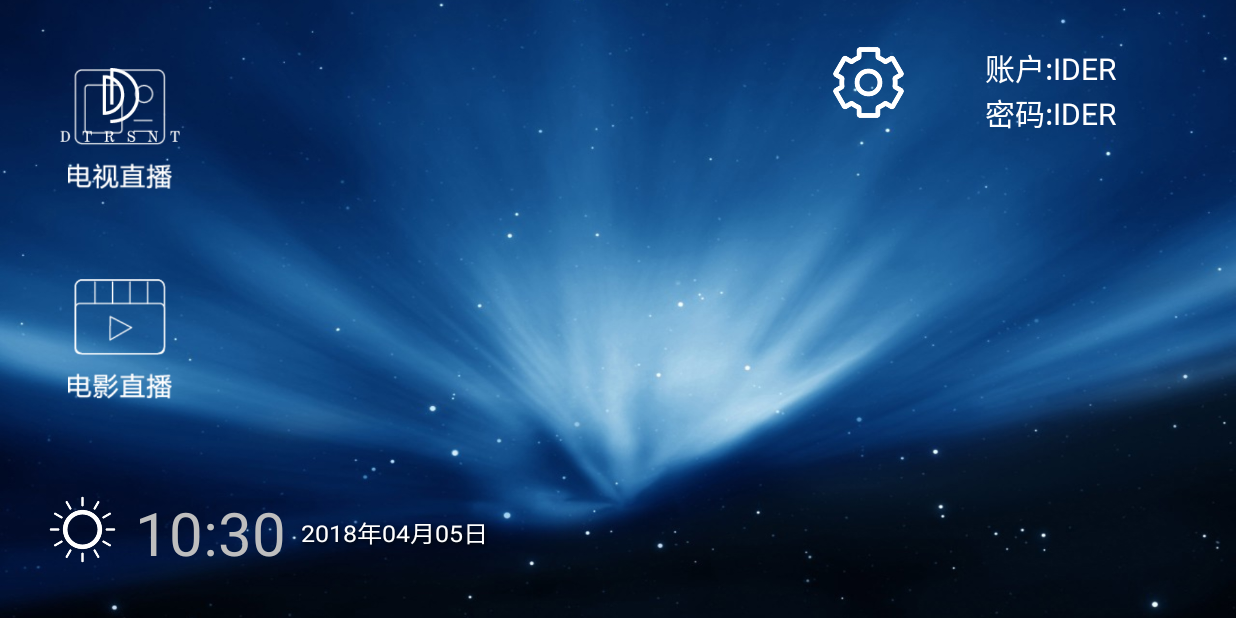
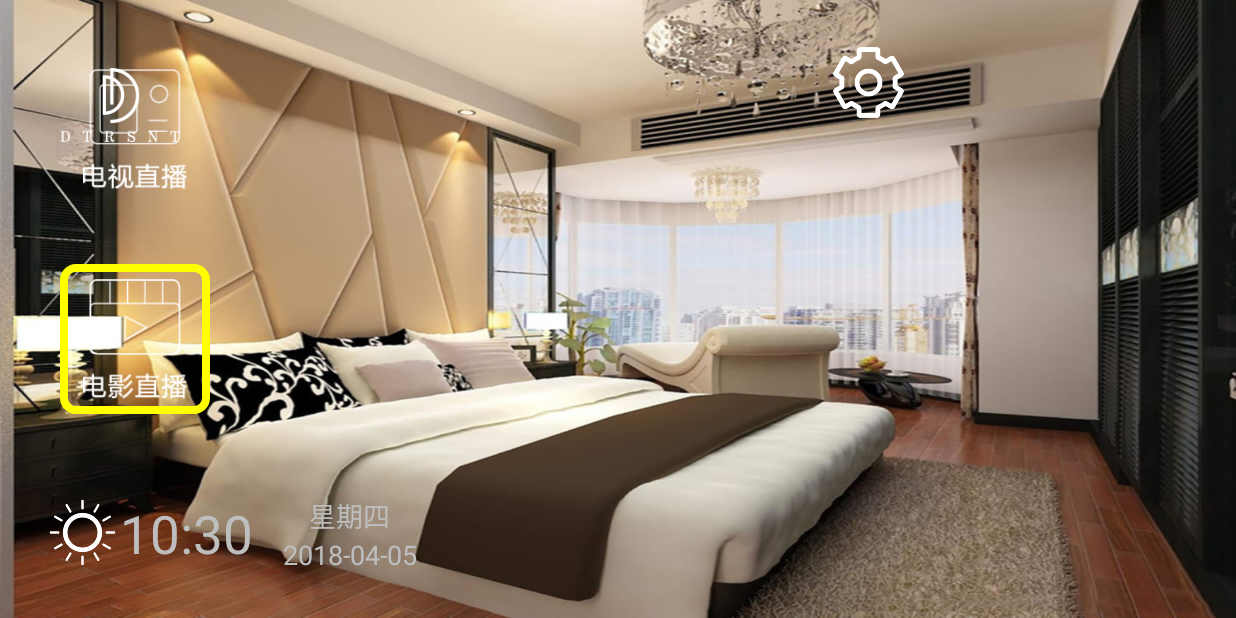
Before and after one commit to ider20180428/XiAn_YaoZong_H2_Launcher, an Android app: the screen it shows after launch (MainActivity), on a phone screen of 824 x 412 dp (held sideways). Run offline under Robolectric (Android 15) with nearby library versions, the light colour scheme and no system bars; plain views replace TabsBar.

Commit message:
modify main ui

```diff
--- a/app/src/main/java/com/box/launcher/MainActivity.java
+++ b/app/src/main/java/com/box/launcher/MainActivity.java
@@ -26,7 +26,8 @@ import android.util.Log;
 import android.view.KeyEvent;
 import android.view.View;
 import android.widget.FrameLayout;
-import android.widget.RelativeLayout;
+import android.widget.ImageView;
+import android.widget.Toast;
 
 import com.box.background.ConfigService;
 import com.box.background.Product;
@@ -70,16 +71,12 @@ public class MainActivity extends Activity {
     private FrameLayout main;
     private ConfigService configService; // ��̨���÷���
     boolean firstRun = false;
-    ;
-
     private String delpack = null;
-    // ÿһ�����µ�tag��������
     private List<String> tvliveData;
-    //	videoData, gameData, collectData, recentData,
-//			toolsData;
     public static boolean screenSaveroutUpload = false; // �յ������˳��Ĺ㲥�ع������Ϊtrue����ֹ�˳�����onResume�����ع�
     public boolean stopBack = false; // ����onStopʱ���Ϊtrue,��onStop����onResumeʱ�����ع⣬��ֹonCreate����
 
+    private ImageView imageViewTV,imageViewFilm;
     @Override
     protected void onCreate(Bundle savedInstanceState) {
         super.onCreate(savedInstanceState);
@@ -108,7 +105,6 @@ public class MainActivity extends Activity {
 //		if (ifBindConfigService()) {
 //			bindConfigService();
 //		}
-
         registReceivers();// �ع�һ��
         initViews();
         // showFragment(0);
@@ -145,15 +141,37 @@ public class MainActivity extends Activity {
         String pkgName = preferenceManager.getBootPackage();
         System.out.println("----------------pkg++++zxczx" + pkgName);
         ApplicationUtil.startApp(this, pkgName);
+
+
     }
 
     public void initViews() {
-        main = (FrameLayout) findViewById(R.id.main_bgg);
-        setingBg();
+        main = (FrameLayout) findViewById(R.id.main_bg);
+        imageViewTV = (ImageView)findViewById(R.id.main_tv_imageview);
+        imageViewFilm = (ImageView)findViewById(R.id.main_film_imageview);
+        imageViewTV.setOnClickListener(new View.OnClickListener() {
+            @Override
+            public void onClick(View view) {
+//                Toast.makeText(MainActivity.this,"打开电视",Toast.LENGTH_SHORT).show();
+//                launchApp("com.qclive.tv");
+                /**HDP电视直播*/
+//hdpfans.com/hdp.player.LivePlayerNew
+                launchApp(new ComponentName("hdpfans.com","hdp.player.LivePlayerNew"));
+
+            }
+        });
+        imageViewFilm.setOnClickListener(new View.OnClickListener() {
+            @Override
+            public void onClick(View view) {
+//                Toast.makeText(MainActivity.this,"打开电影",Toast.LENGTH_SHORT).show();
+                launchApp("com.yidian.calendar");
+            }
+        });
+//        setingBg();
         stateBar = (StateBar2) findViewById(R.id.main_state_bar);
 //		tabsBar = (TabsBar) findViewById(R.id.tabs_bar);
-        initFragments();
-        openFragment(0);
+//        initFragments();
+//        openFragment(0);
     }
 
     public void setingBg() {
@@ -268,7 +286,7 @@ public class MainActivity extends Activity {
         super.onResume();
         stateBar.getWeather();
         System.out.println("------------onResume");
-        setingBg();
+//        setingBg();
         if (configService != null) {
             configService.checkUpdate();
         }
@@ -590,9 +608,6 @@ public class MainActivity extends Activity {
                 handler.postDelayed(key6Start, 1000);
                 if (config_pwd == 6) {
                     handler.removeCallbacks(key6Start);
-//					bindConfigService();
-//					// ������̨��������
-//					preferenceManager.setConfigServiceOn();
                 }
                 return true;
             } else {
@@ -604,7 +619,6 @@ public class MainActivity extends Activity {
                 }
             }
         } else if (keyCode == KeyEvent.KEYCODE_BACK) {
-//			fragments[0].hiddenbar();
             return true;
         } else if (keyCode == KeyEvent.KEYCODE_EISU) {
             startapplist();
@@ -775,4 +789,30 @@ public class MainActivity extends Activity {
 //		return line.getChildAt(currentIndex).getId();
 //	}
 
+    public void launchApp(String pkgName) {
+        try {
+            Intent intent = getPackageManager()
+                    .getLaunchIntentForPackage(pkgName);
+            intent.addFlags(Intent.FLAG_ACTIVITY_NEW_TASK
+                    | Intent.FLAG_ACTIVITY_RESET_TASK_IF_NEEDED
+                    | Intent.FLAG_ACTIVITY_CLEAR_TOP);
+            startActivity(intent);
+        } catch (Exception e) {
+            e.printStackTrace();
+        }
+    }
+
+    public void launchApp(ComponentName componentName) {
+        Intent intent = new Intent();
+        intent.setComponent(componentName);
+        intent.addFlags(Intent.FLAG_ACTIVITY_NEW_TASK
+                | Intent.FLAG_ACTIVITY_RESET_TASK_IF_NEEDED
+                | Intent.FLAG_ACTIVITY_CLEAR_TOP);
+
+        try {
+            startActivity(intent);
+        } catch (Exception e) {
+            e.printStackTrace();
+        }
+    }
 }
--- /dev/null
+++ b/app/src/main/java/com/box/views/MyClock.java
@@ -0,0 +1,99 @@
+package com.box.views;
+
+import android.content.Context;
+import android.os.Handler;
+import android.os.Message;
+import android.util.AttributeSet;
+import android.view.LayoutInflater;
+import android.widget.LinearLayout;
+import android.widget.TextView;
+import com.ider.launcher.R;
+import java.text.SimpleDateFormat;
+import java.util.Calendar;
+import java.util.Date;
+
+/**
+ * @author jachary.zhao on 2018/4/4.
+ * @email zhaoyufei1223@gmail.com
+ */
+public class MyClock extends LinearLayout {
+
+    static SimpleDateFormat sdf_time = new SimpleDateFormat("HH:mm");
+    static SimpleDateFormat sdf_date = new SimpleDateFormat("yyyy-MM-dd");
+    static Calendar cal = Calendar.getInstance();
+    private TextView textViewTime, textViewDate, textViewWeek;
+
+
+    public MyClock(Context context, AttributeSet attrs) {
+        super(context, attrs);
+        // 使用layoutinflater把布局加载到本ViewGroup
+        LayoutInflater inflater = (LayoutInflater) context
+                .getSystemService(Context.LAYOUT_INFLATER_SERVICE);
+        inflater.inflate(R.layout.clock_layout, this);
+
+        textViewTime = (TextView) findViewById(R.id.textViewTime);
+        textViewDate = (TextView) findViewById(R.id.textViewDate);
+        textViewWeek = (TextView) findViewById(R.id.textViewWeek);
+
+        startThread();
+
+    }
+
+    public static String getCurrentTime(Date date) {
+
+        sdf_time.format(date);
+        return sdf_time.format(date);
+    }
+
+    public static String getCurrentDate(Date date) {
+
+        sdf_date.format(date);
+        return sdf_date.format(date);
+    }
+
+    public static String getCurrentWeekDay(Date dt) {
+        String[] weekDays = { "星期日", "星期一", "星期二", "星期三", "星期四", "星期五", "星期六" };
+
+        cal.setTime(dt);
+        int w = cal.get(Calendar.DAY_OF_WEEK) - 1;
+        if (w < 0)
+            w = 0;
+
+        return weekDays[w];
+    }
+
+    private void startThread() {
+        new Thread(new Runnable() {
+            public void run() {
+                while (true) {
+                    handler.sendEmptyMessage(12);
+                    try {
+                        Thread.sleep(1000);
+                    } catch (InterruptedException e) {
+                        // TODO Auto-generated catch block
+                        e.printStackTrace();
+                    }
+
+                }
+
+            }
+        }).start();
+    }
+
+    Handler handler = new Handler() {
+
+        public void handleMessage(Message msg) {
+            super.handleMessage(msg);
+            if (msg.what == 12) {
+                Date date = new Date();
+                textViewTime.setText(getCurrentTime(date));
+                textViewDate.setText(getCurrentDate(date));
+                textViewWeek.setText(getCurrentWeekDay(date));
+            }
+
+        }
+    };
+
+
+
+}
--- a/app/src/main/java/com/box/views/MyDigitalClock.java
+++ b/app/src/main/java/com/box/views/MyDigitalClock.java
@@ -8,9 +8,7 @@ import android.os.SystemClock;
 import android.provider.Settings;
 import android.text.format.DateFormat;
 import android.util.AttributeSet;
-
 import com.ider.launcher.R;
-
 import java.util.Calendar;
 
 @SuppressWarnings("deprecation")
--- a/app/src/main/java/com/box/views/StateBar2.java
+++ b/app/src/main/java/com/box/views/StateBar2.java
@@ -2,6 +2,7 @@ package com.box.views;
 
 import android.annotation.SuppressLint;
 import android.app.Service;
+import android.content.ComponentName;
 import android.content.Context;
 import android.content.Intent;
 import android.content.SharedPreferences;
@@ -25,21 +26,21 @@ import box.utils.WeatherUtil;
 
 @SuppressLint("NewApi")
 public class StateBar2 extends RelativeLayout  {
-	Context context;
+	private Context context;
 	//ImageView notify;
-	ImageView weather_image;
-	ImageView netState;
-	FlyImageView focusBord;
-	AlwaysMarqueeTextView location;
-	TextView temperature,temperaturetext;
-	WeatherUtil weatherUtil;
-	static final int LOCATE_OVER = 100;
-	static final int WEATHER_OVER = 101;
-	static final int LOCATING = 102;
+	private ImageView weather_image;
+	private ImageView netState;
+	private FlyImageView focusBord;
+//	AlwaysMarqueeTextView location;
+    private TextView temperature,temperaturetext;
+	private WeatherUtil weatherUtil;
+	private static final int LOCATE_OVER = 100;
+	private static final int WEATHER_OVER = 101;
+	private static final int LOCATING = 102;
 	public static final String NOTIFY_COUNT = "system.ui.notification.count";
-	BadgeView badge; // 角标
-	PreferenceManager preManager;
-	DatabaseManager dbManager;
+	private BadgeView badge; // 角标
+	private PreferenceManager preManager;
+	private DatabaseManager dbManager;
 
 	public StateBar2(Context context) {
 		super(context);
@@ -63,7 +64,7 @@ public class StateBar2 extends RelativeLayout  {
 	public void initViews() {
 		//	notify = (ImageView) findViewById(R.id.notifycation);
 		weather_image = (ImageView) findViewById(R.id.weather);
-		location = (AlwaysMarqueeTextView) findViewById(R.id.location);
+//		location = (AlwaysMarqueeTextView) findViewById(location);
 	    TextView tempera = (TextView) findViewById(R.id.temperature);
         TextView temperatext = (TextView) findViewById(R.id.temperaturetext);
 
@@ -79,7 +80,7 @@ public class StateBar2 extends RelativeLayout  {
 		netState.setOnClickListener(onclicker);
 //		netState.setOnKeyListener(onKeyListener);
 		//	notify.setFocusable(false);
-		location.setFocusable(false);
+//		location.setFocusable(false);
 //		handler.postDelayed(new Runnable() {
 //			@Override
 //			public void run() {
@@ -97,7 +98,9 @@ public class StateBar2 extends RelativeLayout  {
 //			if(intent!=null) {
 //				getContext().startActivity(intent);
 //			}
-			Intent intent_more = new Intent("android.settings.SETTINGS");
+//			Intent intent_more = new Intent("android.settings.SETTINGS");
+			Intent intent_more = new Intent();
+			intent_more.setComponent(new ComponentName("com.zxy.idersettings","com.rk_itvui.settings.Settings"));
 			if(intent_more!=null)
 			getContext().startActivity(intent_more);
 		}
@@ -154,15 +157,15 @@ public class StateBar2 extends RelativeLayout  {
 		public void handleMessage(Message msg) {
 			switch (msg.what) {
 				case LOCATE_OVER:
-					location.setText(msg.obj.toString()+context.getString(R.string.welcome));
+//					location.setText(msg.obj.toString()+context.getString(R.string.welcome));
 					break;
 				case WEATHER_OVER:
 					displayWeather(msg.getData());
 					stopGetWeather();
 					break;
 				case LOCATING:
-					if (location.getText() == null)
-						location.setText(R.string.Locating);
+//					if (location.getText() == null)
+//						location.setText(R.string.Locating);
 					break;
 				default:
 					break;
--- /dev/null
+++ b/app/src/main/res/drawable/main_image_bg_focus.xml
@@ -0,0 +1,12 @@
+<?xml version="1.0" encoding="utf-8"?>
+<shape xmlns:android="http://schemas.android.com/apk/res/android">
+
+    <corners android:radius="8dp"/>
+
+    <solid android:color="@android:color/transparent"/>
+
+    <stroke android:color="@color/yellow" android:width="5dp"/>
+
+
+
+</shape>
--- /dev/null
+++ b/app/src/main/res/drawable/main_image_bg_selector.xml
@@ -0,0 +1,9 @@
+<?xml version="1.0" encoding="utf-8"?>
+<selector xmlns:android="http://schemas.android.com/apk/res/android">
+
+    <item android:state_focused="true" android:drawable="@drawable/main_image_bg_focus"/>
+    <item android:state_pressed="true" android:drawable="@drawable/main_image_bg_focus"/>
+    <item android:state_checkable="true" android:drawable="@drawable/main_image_bg_focus"/>
+    <item android:state_focused="false" android:drawable="@android:color/transparent"/>
+    <item android:drawable="@android:color/transparent"/>
+</selector>
--- a/app/src/main/res/layout/activity_main.xml
+++ b/app/src/main/res/layout/activity_main.xml
@@ -1,9 +1,9 @@
 <FrameLayout xmlns:android="http://schemas.android.com/apk/res/android"
     xmlns:tools="http://schemas.android.com/tools"
-    android:id="@+id/main_bgg"
+    android:id="@+id/main_bg"
     android:layout_width="match_parent"
     android:layout_height="match_parent"
-    android:background="@drawable/backzxy1">
+    android:background="@drawable/main_bg">
 
 
     <com.box.views.StateBar2
@@ -22,20 +22,32 @@
         android:layout_height="80dp" />
 
     <ImageView
+        android:id="@+id/main_film_imageview"
         android:layout_gravity="left|center_vertical"
         android:layout_marginLeft="40dp"
         android:layout_marginTop="20dp"
+        android:padding="10dp"
         android:src="@drawable/film"
-        android:layout_width="80dp"
-        android:layout_height="80dp" />
+        android:focusable="true"
+        android:clickable="true"
+        android:focusableInTouchMode="true"
+        android:background="@drawable/main_image_bg_selector"
+        android:layout_width="100dp"
+        android:layout_height="100dp" />
 
     <ImageView
+        android:id="@+id/main_tv_imageview"
         android:layout_gravity="left|center_vertical"
         android:layout_marginTop="-120dp"
         android:layout_marginLeft="40dp"
+        android:padding="10dp"
+        android:focusable="true"
+        android:clickable="true"
+        android:focusableInTouchMode="true"
+        android:background="@drawable/main_image_bg_selector"
         android:src="@drawable/tv"
-        android:layout_width="80dp"
-        android:layout_height="80dp" />
+        android:layout_width="100dp"
+        android:layout_height="100dp" />
 
 
 
@@ -59,7 +71,6 @@
           android:layout_height="94dp"
           android:layout_width="match_parent"
           android:layout_alignParentBottom="true" />
-
       -->
 
 
--- /dev/null
+++ b/app/src/main/res/layout/clock_layout.xml
@@ -0,0 +1,39 @@
+<LinearLayout xmlns:android="http://schemas.android.com/apk/res/android"
+    xmlns:tools="http://schemas.android.com/tools"
+    android:layout_width="wrap_content"
+    android:layout_height="wrap_content"
+    android:gravity="center"
+    android:orientation="horizontal"
+    >
+    <TextView
+        android:id="@+id/textViewTime"
+        android:layout_width="wrap_content"
+        android:layout_height="wrap_content"
+        android:textSize="35sp"
+        android:text="10:50:30"
+        android:layout_gravity="center"
+        android:lines="1" />
+    <LinearLayout
+        android:layout_width="wrap_content"
+        android:layout_height="wrap_content"
+        android:orientation="vertical"
+        android:gravity="center"
+        android:layout_marginLeft="20dp"
+        android:paddingRight="20dp"
+        >
+        <TextView
+            android:id="@+id/textViewWeek"
+            android:layout_width="wrap_content"
+            android:layout_height="wrap_content"
+            android:textSize="18sp"
+            android:text="星期X"
+            android:lines="1" />
+        <TextView
+            android:id="@+id/textViewDate"
+            android:layout_width="wrap_content"
+            android:layout_height="wrap_content"
+            android:textSize="18sp"
+            android:text="XXXX年XX月X日"
+            android:lines="1" />
+    </LinearLayout>
+</LinearLayout>
--- a/app/src/main/res/layout/top_bar2.xml
+++ b/app/src/main/res/layout/top_bar2.xml
@@ -20,7 +20,7 @@
         android:singleLine="true"
         android:text="@string/localing"
         android:textSize="20sp"
-        android:visibility="gone" />
+        android:visibility="gone"/>
 
 
     <ImageView
@@ -32,63 +32,67 @@
         android:layout_marginTop="10dp"
         android:background="@drawable/bg_foucd"
         android:focusable="true"
-        android:src="@drawable/setup" />
+        android:src="@drawable/setup"/>
 
     <LinearLayout
         android:id="@+id/np_l"
         android:layout_width="wrap_content"
         android:layout_height="wrap_content"
         android:layout_gravity="top|right"
+        android:layout_marginRight="80dp"
         android:layout_marginTop="30dip"
-        android:layout_marginRight="80dp"
         android:gravity="center_vertical"
         android:orientation="vertical">
 
         <TextView
             android:id="@+id/temperature"
             style="@style/TopBarText"
+            android:visibility="gone"
             android:text="@string/wifi_account"
-            android:textSize="20sp" />
+            android:textSize="20sp"/>
 
         <TextView
             android:id="@+id/temperaturetext"
             android:layout_width="wrap_content"
             android:layout_height="wrap_content"
+            android:visibility="gone"
             android:text="@string/wifi_pwd"
             android:textColor="@color/white"
-            android:textSize="20sp" />
+            android:textSize="20sp"/>
     </LinearLayout>
 
 
-
     <LinearLayout
-        android:layout_marginLeft="30dp"
-        android:layout_marginBottom="30dp"
-        android:layout_gravity="bottom"
         android:layout_width="wrap_content"
         android:layout_height="wrap_content"
+        android:layout_gravity="bottom"
+        android:layout_marginBottom="30dp"
+        android:layout_marginLeft="30dp"
+        android:paddingRight="30dp"
         android:orientation="horizontal">
 
         <ImageView
             android:id="@+id/weather"
             android:layout_width="50dp"
             android:layout_height="50dp"
-            android:layout_marginTop="20dp"
-            android:layout_marginRight="10dp"
-            android:src="@drawable/fine" />
+            android:src="@drawable/fine"/>
 
+        <com.box.views.MyClock
+            android:layout_width="wrap_content"
+            android:layout_height="wrap_content">
 
+        </com.box.views.MyClock>
 
-
+<!--
         <com.box.views.MyDigitalClock
             android:id="@+id/clock"
             android:layout_width="wrap_content"
             android:layout_height="wrap_content"
             android:layout_alignParentRight="true"
+            android:layout_marginRight="10dp"
             android:layout_marginTop="20dp"
-        android:layout_marginRight="10dp"
             android:textSize="40sp"
-        ider:format="kk:mm" />
+            ider:format="kk:mm"/>
 
         <com.box.views.MyDigitalClock
             android:id="@+id/clock_data"
@@ -104,7 +108,9 @@
             android:textColor="@color/white"
             android:textScaleX="1.1"
             android:textSize="15sp"
-        ider:format="yyyy年MM月dd日"/>
+            ider:format="yyyy年MM月dd日"/>-->
+
+
     </LinearLayout>
 
 </FrameLayout>
```
Also changed, not shown: app/src/main/java/com/box/views/TimeWidget.java (added, +224 -0 lines), app/src/main/res/layout/base_fragment.xml (+6 -4 lines), app/src/main/res/layout/time_widget_layout.xml (added, +32 -0 lines), 445 other files. Lines whose indentation alone changed are shown as unchanged.
